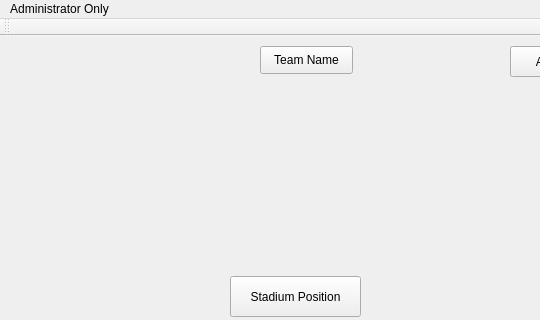
Qt form mainwindow.ui (Ling2251/CS1C-NFL_Porject) before a commit; both pictures show x 0 to 540 and y 0 to 320 of the 952 by 517 pixel window.
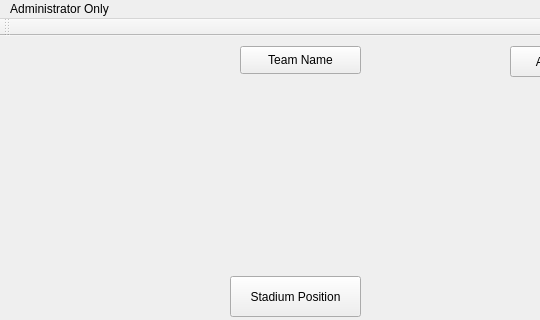
The same form after that commit. Icons and pictures are not drawn.

The edit to the form file:
```diff
--- a/mainwindow.ui
+++ b/mainwindow.ui
@@ -153,9 +153,9 @@
    <widget class="QPushButton" name="TeamName">
     <property name="geometry">
      <rect>
-      <x>260</x>
+      <x>240</x>
       <y>10</y>
-      <width>93</width>
+      <width>121</width>
       <height>28</height>
      </rect>
     </property>
```
